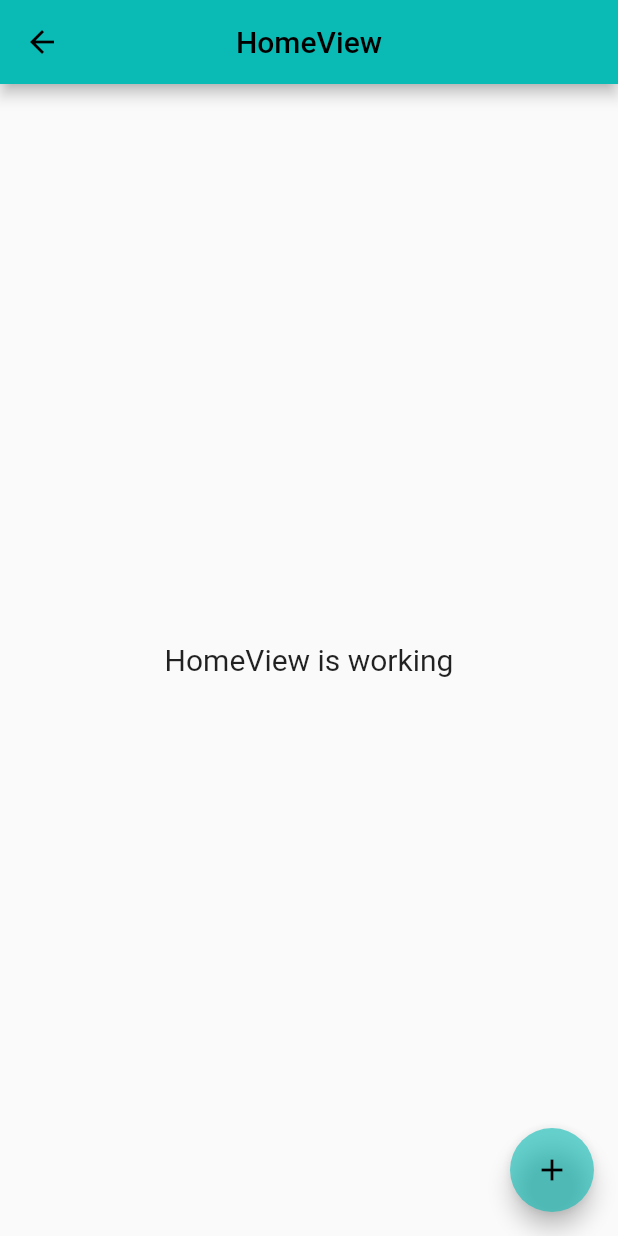
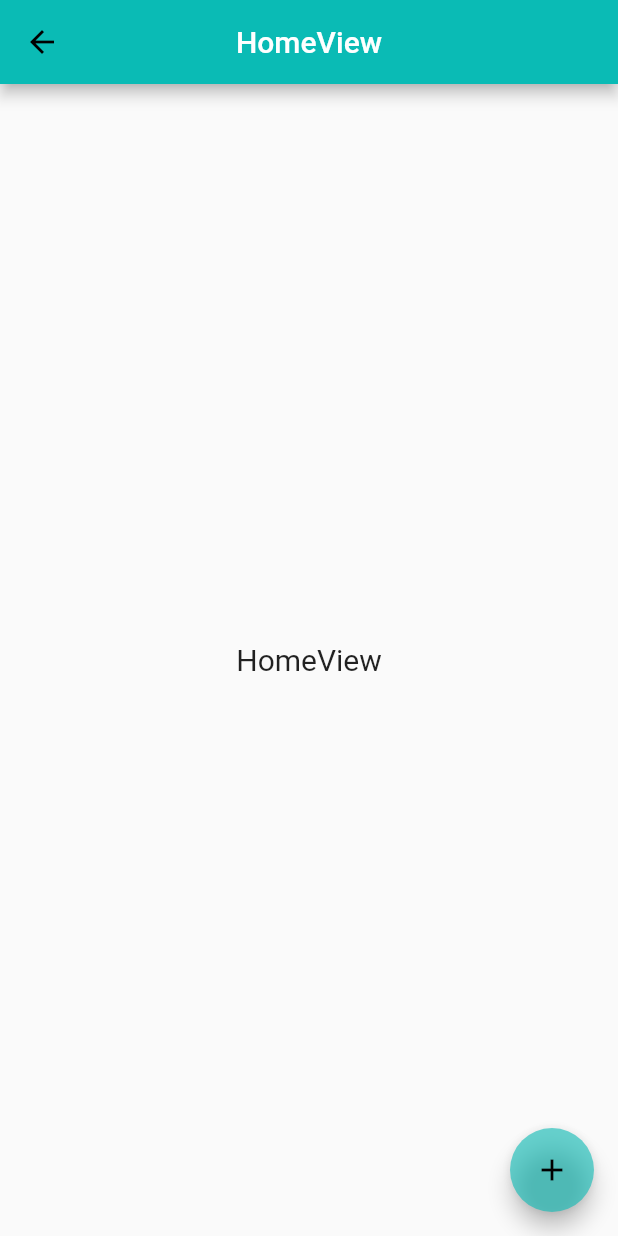
Before and after one commit to ArturAfonso/simplify, a Flutter app: the HomeView screen opened by its route, on a phone screen of 412 x 824 dp. Run offline on Flutter 3.47's test engine with Material 2 defaults, Android fonts, the phone set to English and light mode, and no system bars; our stand-ins replace get.

Commit message:
tela home criada

```diff
--- a/lib/app/modules/home/views/home_view.dart
+++ b/lib/app/modules/home/views/home_view.dart
@@ -9,12 +9,15 @@ class HomeView extends GetView<HomeController> {
   Widget build(BuildContext context) {
     return Scaffold(
       appBar: AppBar(
-        title: Text('HomeView'),
+        title: Text(
+          'HomeView',
+          style: TextStyle(color: Colors.white),
+        ),
         centerTitle: true,
       ),
       body: Center(
         child: Text(
-          'HomeView is working',
+          'HomeView',
           style: TextStyle(fontSize: 20),
         ),
       ),
--- a/lib/app/theme/theme.dart
+++ b/lib/app/theme/theme.dart
@@ -47,4 +47,9 @@ final ThemeData appTheme = ThemeData(
   brightness: Brightness.light,
   primarySwatch: azulTiffany,
   primaryColor: Color(0xFF0ABBB5),
+  textTheme: TextTheme(
+    headline1: TextStyle(
+      color: Colors.white,
+    ),
+  ),
 );
--- a/lib/main.dart
+++ b/lib/main.dart
@@ -12,6 +12,7 @@ void main() {
       initialRoute: AppPages.INITIAL,
       getPages: AppPages.routes,
       theme: appTheme,
+      debugShowCheckedModeBanner: false,
     ),
   );
 }
```
Also changed, not shown: lib/app/modules/login/views/login_view.dart (+10 -11 lines).
